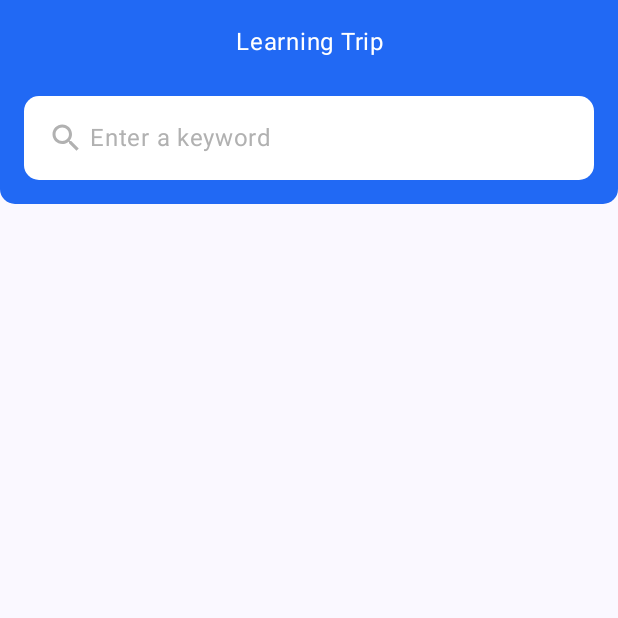
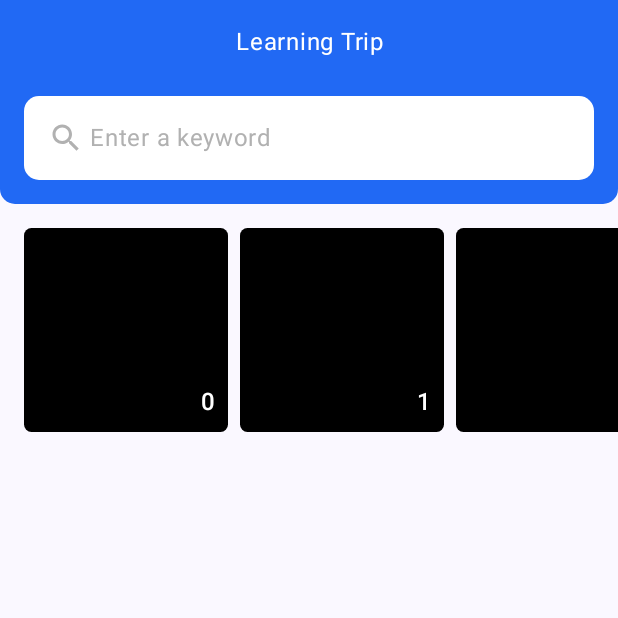
Before and after one commit to SWM-TRAVELY/LearningTrip, an Android app built with Jetpack Compose: the screen it shows after launch (MainActivity), on a phone screen of 412 x 824 dp, the top half of it. Run offline under Robolectric (Android 15) with nearby library versions, the phone set to English and light mode, and no system bars.

Commit message:
Add main screen keyword cards

```diff
--- a/app/src/main/java/com/leeseungyun1020/learningtrip/MainActivity.kt
+++ b/app/src/main/java/com/leeseungyun1020/learningtrip/MainActivity.kt
@@ -5,6 +5,7 @@ import androidx.activity.ComponentActivity
 import androidx.activity.compose.setContent
 import androidx.compose.foundation.background
 import androidx.compose.foundation.layout.*
+import androidx.compose.foundation.lazy.LazyRow
 import androidx.compose.foundation.shape.RoundedCornerShape
 import androidx.compose.material.icons.Icons
 import androidx.compose.material.icons.filled.Clear
@@ -15,7 +16,9 @@ import androidx.compose.runtime.getValue
 import androidx.compose.runtime.mutableStateOf
 import androidx.compose.runtime.saveable.rememberSaveable
 import androidx.compose.runtime.setValue
+import androidx.compose.ui.Alignment
 import androidx.compose.ui.Modifier
+import androidx.compose.ui.draw.clip
 import androidx.compose.ui.graphics.Color
 import androidx.compose.ui.res.stringResource
 import androidx.compose.ui.text.style.TextAlign
@@ -102,26 +105,38 @@ fun HomeScreen() {
             }
         },
         content = { innerPadding ->
-            Column {
-                Spacer(modifier = Modifier.padding(innerPadding))
+
+            LazyRow(
+                contentPadding = PaddingValues(
+                    top = innerPadding.calculateTopPadding() + 16.dp,
+                    start = 16.dp
+                ),
+                horizontalArrangement = Arrangement.spacedBy(8.dp),
+            ) {
+                val list = (0..75).map { it.toString() }
+                items(count = list.size) {
+                    Box(
+                        modifier = Modifier
+                            .width(136.dp)
+                            .height(136.dp)
+                            .clip(RoundedCornerShape(5.dp))
+                            .background(color = Color.Black),
+                    ) {
+                        // Keyword Image
+                        Text(
+                            text = list[it],
+                            style = MaterialTheme.typography.titleMedium,
+                            modifier = Modifier
+                                .padding(8.dp)
+                                .align(Alignment.BottomEnd),
+                            color = Color.White,
+                        )
+                    }
+
+                }
             }
 
-//            LazyColumn(
-//                contentPadding = innerPadding,
-//                verticalArrangement = Arrangement.spacedBy(8.dp)
-//            ) {
-//                val list = (0..75).map { it.toString() }
-//                items(count = list.size) {
-//                    Text(
-//                        text = list[it],
-//                        style = MaterialTheme.typography.bodyLarge,
-//                        modifier = Modifier
-//                            .fillMaxWidth()
-//                            .padding(horizontal = 16.dp)
-//                    )
-//                }
-//            }
-
+            // AD Image
         }
     )
 }
```
